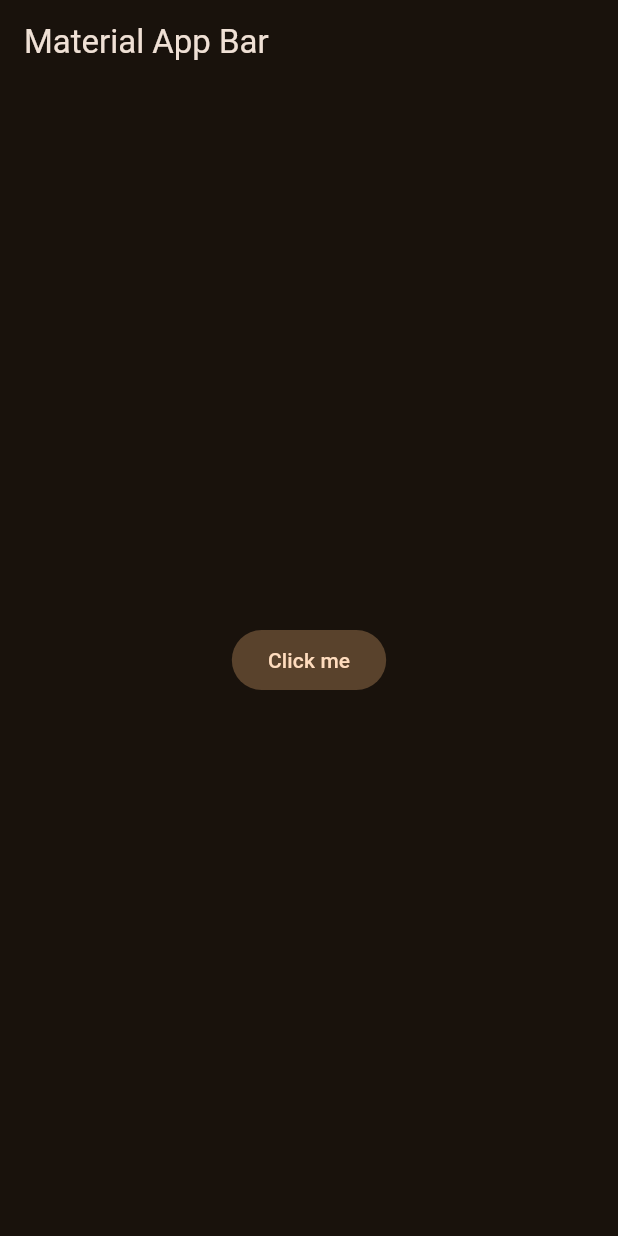
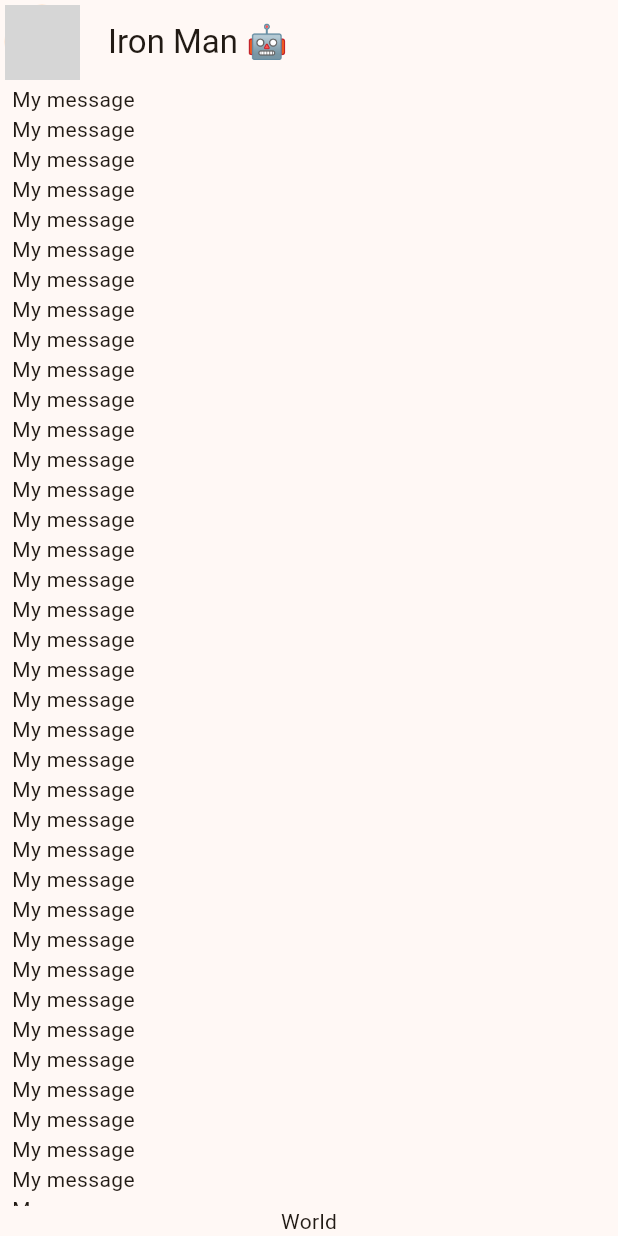
Before and after one commit to OscarFMdev/yes_no_app, a Flutter app: the screen it shows after launch, on a phone screen of 412 x 824 dp. Run offline on Flutter 3.47's test engine with Material 2 defaults, Android fonts, the phone set to English and light mode, and no system bars; network calls fail; grey boxes are pictures that could not be loaded.

Commit message:
Add my message bubble and restructure directories

```diff
--- a/lib/config/theme/app_theme.dart
+++ b/lib/config/theme/app_theme.dart
@@ -25,8 +25,7 @@ class AppTheme {
   ThemeData theme() {
     return ThemeData(
       useMaterial3: true,
-      colorSchemeSeed: _colorThemes[selectedColor],
-      brightness: Brightness.dark
+      colorSchemeSeed: _colorThemes[selectedColor]
     );
   }
 }
--- a/lib/main.dart
+++ b/lib/main.dart
@@ -1,5 +1,6 @@
 import 'package:flutter/material.dart';
 import 'package:yes_no_app/config/theme/app_theme.dart';
+import 'package:yes_no_app/presentation/screens/chat/chat_screen.dart';
 
 void main() => runApp(const MyApp());
 
@@ -12,17 +13,7 @@ class MyApp extends StatelessWidget {
       theme: AppTheme( selectedColor: 3).theme(),
       debugShowCheckedModeBanner: false,
       title: 'Yes No App',
-      home: Scaffold(
-        appBar: AppBar(
-          title: const Text('Material App Bar'),
-        ),
-        body: Center(
-          child: FilledButton.tonal(
-            onPressed: () {},
-            child: const Text('Click me')
-        )
-        ),
-      ),
+      home: const ChatScreen(),
     );
   }
 }
--- /dev/null
+++ b/lib/presentation/screens/chat/chat_screen.dart
@@ -0,0 +1,46 @@
+import 'package:flutter/material.dart';
+import 'package:yes_no_app/presentation/widgets/chat/my_message_bubble.dart';
+
+class ChatScreen extends StatelessWidget { // When it's a Screen it returns a Scaffold
+  const ChatScreen({super.key});
+
+  @override
+  Widget build(BuildContext context) {
+    return Scaffold(
+      appBar: AppBar(
+        title: Text('Iron Man 🤖'),
+        centerTitle: false, // Android doesn't center the title by default
+        leading: const Padding(
+          padding: EdgeInsets.all(3.0),
+          child: CircleAvatar(
+            backgroundImage: NetworkImage('https://forosmexico.mx/data/avatars/o/0/14.jpg?1601469704'),
+          ),
+        ),
+      ),
+      body: _ChatView(),
+    );
+  }
+}
+
+class _ChatView extends StatelessWidget {
+
+  @override
+  Widget build(BuildContext context) {
+    return SafeArea( // Safe Area is the part not taken by the buttons or camera
+      // left: false, // This takes the space of the camera
+      child: Padding(
+        padding: const EdgeInsets.symmetric(horizontal: 8.0),
+        child: Column(
+          children: [
+            Expanded(child: ListView.builder(
+              itemCount: 100, // To generate 100 elements
+              itemBuilder: (cotext, index) { // context is _ChatView, index is generated index
+              return const MyMessageBubble();
+            })),
+            const Text('World')
+          ],
+        ),
+      ),
+    );
+  }
+}
--- /dev/null
+++ b/lib/presentation/widgets/chat/my_message_bubble.dart
@@ -0,0 +1,10 @@
+import 'package:flutter/material.dart';
+
+class MyMessageBubble extends StatelessWidget {
+  const MyMessageBubble({super.key});
+
+  @override
+  Widget build(BuildContext context) {
+    return Text('My message');
+  }
+}
```
Also changed, not shown: Iron_Man_%28Infinity_War%29_portrait.webp (added).
